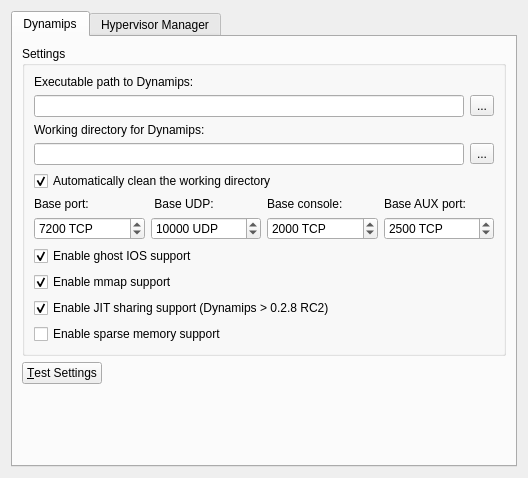
Before: the Qt Designer form src/GNS3/Ui/ConfigurationPages/Form_PreferencesDynamips.ui in GNS3/gns3-legacy, drawn with Qt 5.
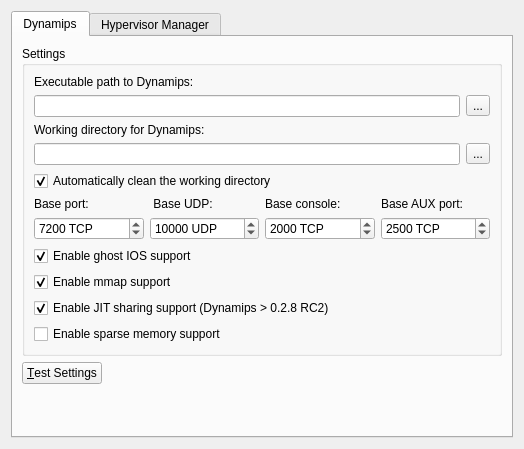
After: the same form once the commit is applied.

```diff
--- a/src/GNS3/Ui/ConfigurationPages/Form_PreferencesDynamips.ui
+++ b/src/GNS3/Ui/ConfigurationPages/Form_PreferencesDynamips.ui
@@ -6,8 +6,8 @@
    <rect>
     <x>0</x>
     <y>0</y>
-    <width>528</width>
-    <height>478</height>
+    <width>524</width>
+    <height>449</height>
    </rect>
   </property>
   <property name="windowTitle">
```
